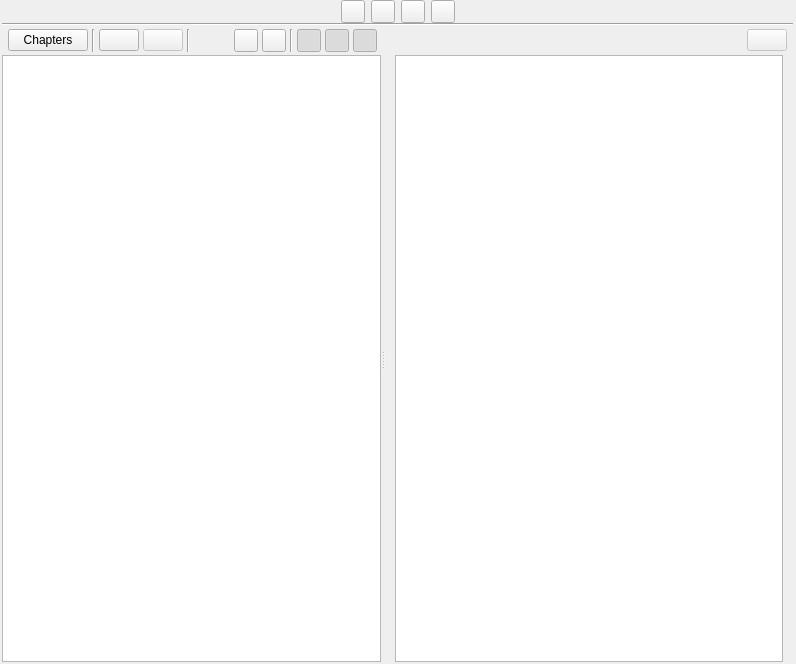
First picture: the form in ui/scenes_view.ui, repository zkovari/plotlyst, before the edit.
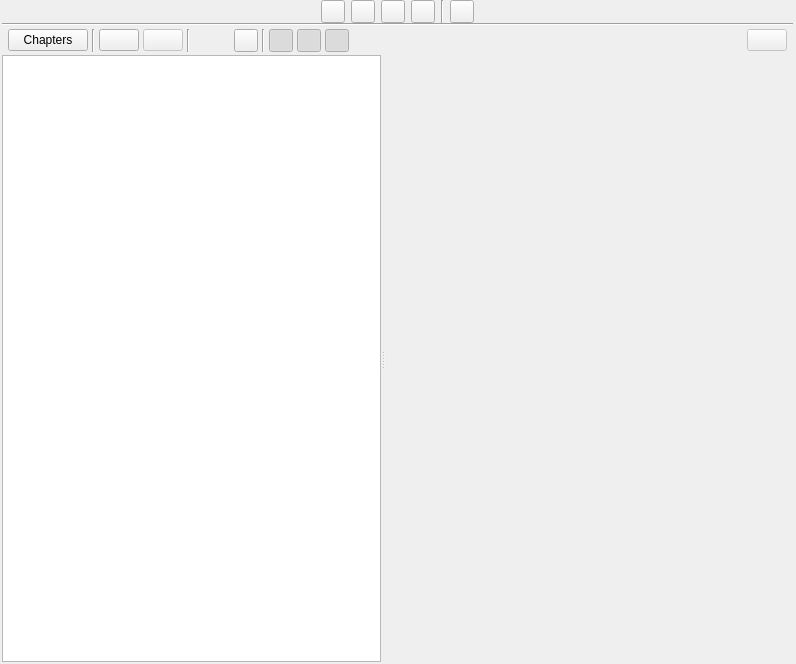
Second picture: the form after the edit. The open tabs and pages were chosen to show the change. Custom widgets are drawn as their Qt base class.

Commit message: Move characters scene distribution to separate view

The edit to the form file:
```diff
--- a/ui/scenes_view.ui
+++ b/ui/scenes_view.ui
@@ -115,7 +115,7 @@
            </widget>
           </item>
           <item>
-           <widget class="QToolButton" name="btnStatusView">
+           <widget class="QToolButton" name="btnCharactersDistributionView">
             <property name="cursor">
              <cursorShape>PointingHandCursor</cursorShape>
             </property>
@@ -146,6 +146,29 @@
             </attribute>
            </widget>
           </item>
+          <item>
+           <widget class="Line" name="line_5">
+            <property name="orientation">
+             <enum>Qt::Vertical</enum>
+            </property>
+           </widget>
+          </item>
+          <item>
+           <widget class="QToolButton" name="btnStatusView">
+            <property name="cursor">
+             <cursorShape>PointingHandCursor</cursorShape>
+            </property>
+            <property name="text">
+             <string/>
+            </property>
+            <property name="checkable">
+             <bool>true</bool>
+            </property>
+            <attribute name="buttonGroup">
+             <string notr="true">btnGroupViews</string>
+            </attribute>
+           </widget>
+          </item>
           <item>
            <spacer name="horizontalSpacer_8">
             <property name="orientation">
@@ -274,19 +297,6 @@
             </property>
            </spacer>
           </item>
-          <item>
-           <widget class="QToolButton" name="btnGraphs">
-            <property name="cursor">
-             <cursorShape>PointingHandCursor</cursorShape>
-            </property>
-            <property name="text">
-             <string/>
-            </property>
-            <property name="popupMode">
-             <enum>QToolButton::InstantPopup</enum>
-            </property>
-           </widget>
-          </item>
           <item>
            <widget class="QToolButton" name="btnFilter">
             <property name="cursor">
@@ -622,6 +632,22 @@
                </item>
               </layout>
              </widget>
+             <widget class="QWidget" name="pageCharactersDistribution">
+              <layout class="QVBoxLayout" name="verticalLayout_8">
+               <property name="spacing">
+                <number>0</number>
+               </property>
+               <property name="leftMargin">
+                <number>0</number>
+               </property>
+               <property name="rightMargin">
+                <number>0</number>
+               </property>
+               <property name="bottomMargin">
+                <number>0</number>
+               </property>
+              </layout>
+             </widget>
              <widget class="QWidget" name="pageTimeline">
               <layout class="QHBoxLayout" name="horizontalLayout_6">
                <property name="spacing">
```
The commit also changes 4 other files.
